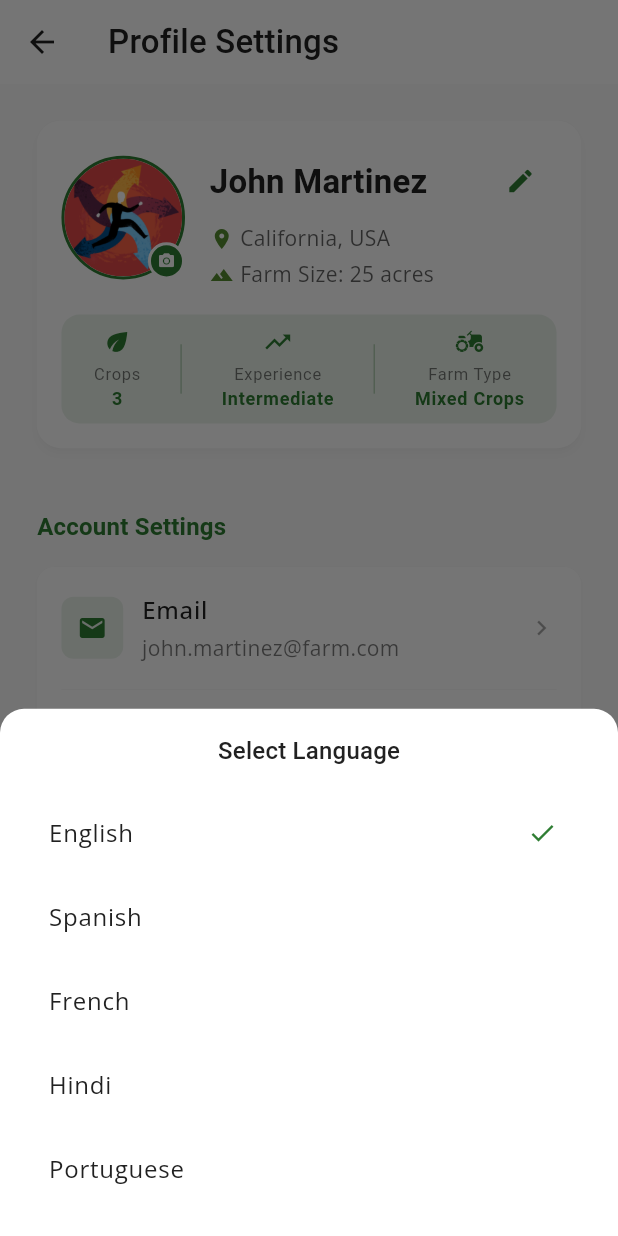
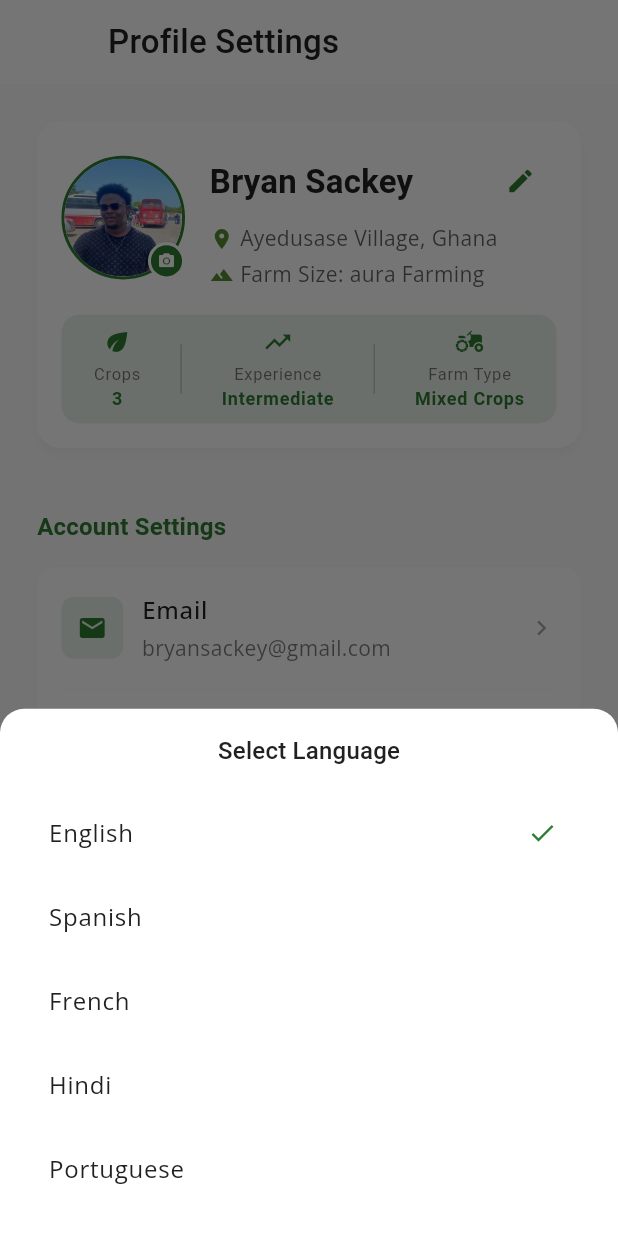
Before and after one commit to Ikwame91/cropscan, a Flutter app: the UserProfileSettings screen opened by its route, after a tap on "Language", on a phone screen of 412 x 824 dp. Run offline on Flutter 3.47's test engine with Material 3 defaults, Android fonts, the phone set to English and light mode, and no system bars; drawn by our look-alikes of cached_network_image; our stand-ins replace connectivity_plus, flutter_svg, google_fonts, sizer; network calls fail.

Commit message:
minor ui fix

```diff
--- a/lib/presentation/crop_scanner_camera/widgets/camera_overlay_widget.dart
+++ b/lib/presentation/crop_scanner_camera/widgets/camera_overlay_widget.dart
@@ -57,10 +57,11 @@ class CameraOverlayWidget extends StatelessWidget {
                 onPressed: onClose,
               ),
               Text(
-                'CropScan Pro',
+                'CropScan',
                 style: AppTheme.lightTheme.textTheme.titleMedium?.copyWith(
                   color: Colors.white,
                   fontWeight: FontWeight.w600,
+                  fontSize: 25.sp,
                 ),
               ),
               _buildTopButton(
--- a/lib/presentation/user_profile_settings/user_profile_settings.dart
+++ b/lib/presentation/user_profile_settings/user_profile_settings.dart
@@ -17,13 +17,12 @@ class UserProfileSettings extends StatefulWidget {
 class _UserProfileSettingsState extends State<UserProfileSettings> {
   // Mock user data
   final Map<String, dynamic> userData = {
-    "name": "John Martinez",
-    "location": "California, USA",
-    "farmSize": "25 acres",
-    "avatar":
-        "https://images.pexels.com/photos/220453/pexels-photo-220453.jpeg?auto=compress&cs=tinysrgb&w=1260&h=750&dpr=1",
-    "email": "john.martinez@farm.com",
-    "phone": "+1 (555) 123-4567",
+    "name": "Bryan Sackey",
+    "location": "Ayedusase Village, Ghana",
+    "farmSize": "aura Farming",
+    "avatar": "assets/images/B_farmer.jpg",
+    "email": "bryansackey@gmail.com",
+    "phone": "+233 556-789-012",
     "experienceLevel": "Intermediate",
     "farmType": "Mixed Crops",
     "cropInterests": ["Tomatoes", "Bell Peppers", "Maize"]
@@ -51,14 +50,6 @@ class _UserProfileSettingsState extends State<UserProfileSettings> {
         ),
         backgroundColor: AppTheme.lightTheme.colorScheme.surface,
         elevation: 0,
-        leading: IconButton(
-          onPressed: () => Navigator.pop(context),
-          icon: CustomIconWidget(
-            iconName: 'arrow_back',
-            color: AppTheme.lightTheme.colorScheme.onSurface,
-            size: 24,
-          ),
-        ),
       ),
       body: SingleChildScrollView(
         padding: EdgeInsets.symmetric(horizontal: 4.w, vertical: 2.h),
--- a/lib/routes/app_routes.dart
+++ b/lib/routes/app_routes.dart
@@ -1,4 +1,4 @@
-import 'package:cropscan_pro/presentation/alert_screen/alert_screen.dart';
+import 'package:cropscan_pro/presentation/alert_screen/cropscreen.dart';
 import 'package:cropscan_pro/presentation/mainscreen.dart';
 import 'package:flutter/material.dart';
 import '../presentation/dashboard_home/dashboard_home.dart';
@@ -17,7 +17,7 @@ class AppRoutes {
   static const String weatherDashboard = '/weather-dashboard';
   static const String detectionHistory = '/detection-history';
   static const String userProfileSettings = '/user-profile-settings';
-  static const String alertScreen = '/alert-screen';
+  static const String cropscreen = '/cropscreen';
 
   static Map<String, WidgetBuilder> routes = {
     initial: (context) => const MainScreen(),
@@ -26,7 +26,7 @@ class AppRoutes {
     cropDetectionResults: (context) => const CropDetectionResults(),
     weatherDashboard: (context) => const WeatherDashboard(),
     detectionHistory: (context) => const DetectionHistory(),
-    alertScreen: (context) => const AlertScreen(),
+    cropscreen: (context) => const CropScreen(),
     userProfileSettings: (context) => const UserProfileSettings(),
   };
 }
--- a/lib/widgets/custom_image_widget.dart
+++ b/lib/widgets/custom_image_widget.dart
@@ -2,7 +2,7 @@ import 'package:flutter/material.dart';
 import 'package:cached_network_image/cached_network_image.dart';
 
 class CustomImageWidget extends StatelessWidget {
-  final String? imageUrl;
+  final String? imageUrl; // Keep it nullable as you declared
   final double width;
   final double height;
   final BoxFit fit;
@@ -13,38 +13,63 @@ class CustomImageWidget extends StatelessWidget {
 
   const CustomImageWidget({
     super.key,
-    required this.imageUrl,
+    required this.imageUrl, // Still required, but can be null
     this.width = 60,
     this.height = 60,
     this.fit = BoxFit.cover,
     this.errorWidget,
   });
 
+  static const String _defaultErrorAsset = "assets/images/no-image.jpg";
+
+  bool _isNetworkImage(String url) {
+    return url.startsWith('http://') || url.startsWith('https://');
+  }
+
+  Widget _buildErrorPlaceholder() {
+    return errorWidget ??
+        Image.asset(
+          _defaultErrorAsset,
+          fit: fit,
+          width: width,
+          height: height,
+        );
+  }
+
   @override
   Widget build(BuildContext context) {
+    final String effectiveImageUrl = imageUrl ?? '';
+    final bool isNetwork = _isNetworkImage(effectiveImageUrl);
+    final bool isAsset = effectiveImageUrl.startsWith('assets/');
+    final bool isInvalidOrEmpty = effectiveImageUrl.isEmpty;
+
+    if (isInvalidOrEmpty) {
+      return _buildErrorPlaceholder();
+    } else if (isNetwork) {
+      // If it's a network image
       return CachedNetworkImage(
-      imageUrl: imageUrl ??
-          'https://images.unsplash.com/photo-1584824486509-112e4181ff6b?q=80&w=2940&auto=format&fit=crop',
+        imageUrl: effectiveImageUrl,
         width: width,
         height: height,
         fit: fit,
-
-      // Use caller-supplied widget if provided, else fallback asset.
-      errorWidget: (context, url, error) =>
-          errorWidget ??
-          Image.asset(
-            "assets/images/no-image.jpg",
-            fit: fit,
-            width: width,
-            height: height,
-          ),
-
         placeholder: (context, url) => Container(
           width: width,
           height: height,
           color: Colors.grey[200],
           child: const Center(child: CircularProgressIndicator()),
         ),
+        errorWidget: (context, url, error) => _buildErrorPlaceholder(),
       );
+    } else if (isAsset) {
+      return Image.asset(
+        effectiveImageUrl,
+        width: width,
+        height: height,
+        fit: fit,
+        errorBuilder: (context, error, stackTrace) => _buildErrorPlaceholder(),
+      );
+    } else {
+      return _buildErrorPlaceholder();
     }
   }
+}
```
Also changed, not shown: lib/presentation/alert_screen/alert_screen.dart (deleted, +0 -44 lines), lib/presentation/alert_screen/cropscreen.dart (added, +311 -0 lines), lib/presentation/alert_screen/widgets/crop_card.dart (added, +142 -0 lines), lib/presentation/dashboard_home/dashboard_home.dart (+25 -12 lines), lib/presentation/dashboard_home/widgets/scan_crop_card_widget.dart (+12 -9 lines), lib/presentation/mainscreen.dart (+51 -30 lines), assets/images/B_farmer.jpg (added). Lines whose indentation alone changed are shown as unchanged.
